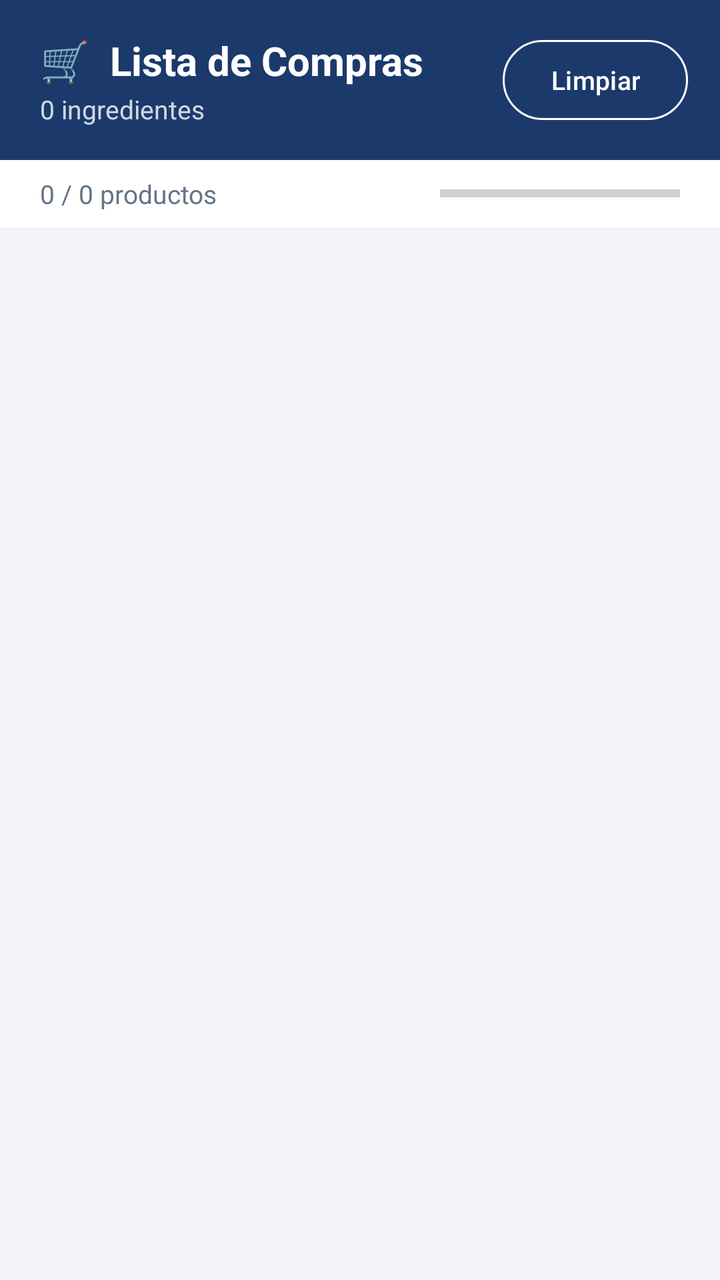
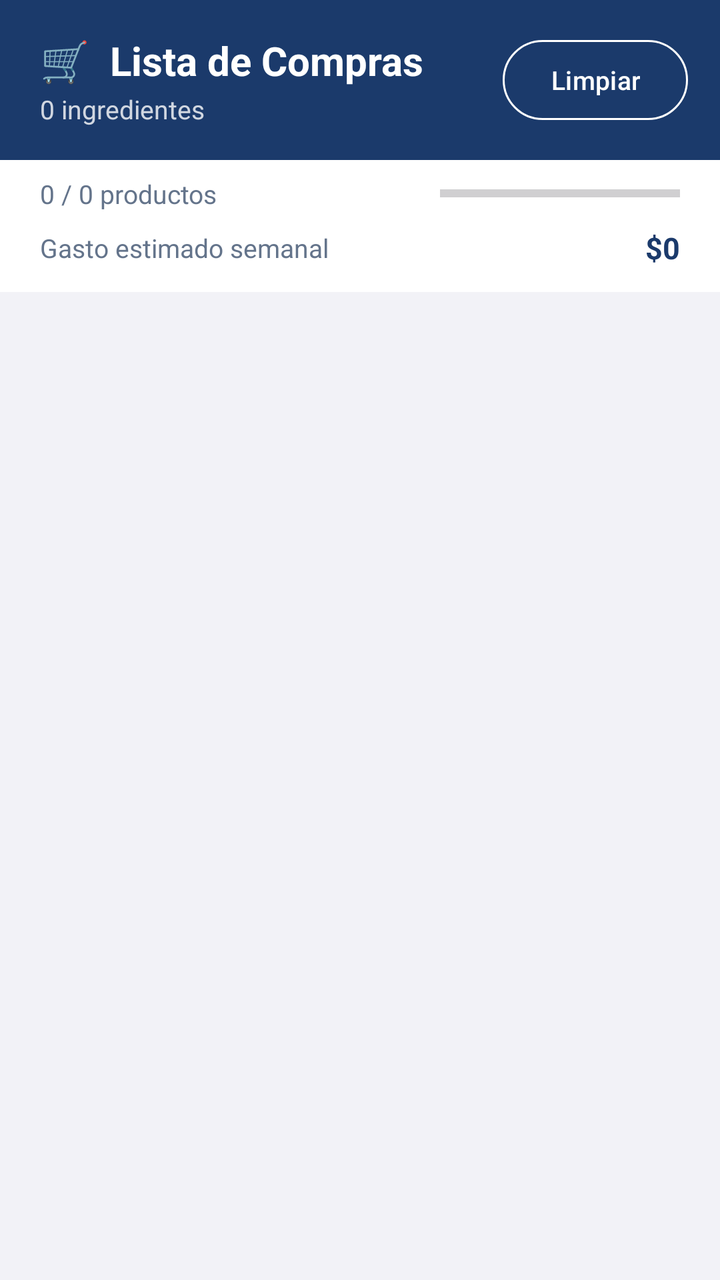

An Android layout rendered at two revisions. The XML below is the earlier revision; the diff shows what the commit changed to produce the second picture.
<!-- AndroidManifest.xml: application theme Theme.GymApp -->
<!-- res/layout/fragment_shopping.xml -->
<?xml version="1.0" encoding="utf-8"?>
<LinearLayout
    xmlns:android="http://schemas.android.com/apk/res/android"
    xmlns:app="http://schemas.android.com/apk/res-auto"
    android:layout_width="match_parent"
    android:layout_height="match_parent"
    android:orientation="vertical"
    android:background="#F2F2F7">

    
    <LinearLayout
        android:layout_width="match_parent"
        android:layout_height="wrap_content"
        android:background="@color/colorPrimary"
        android:orientation="horizontal"
        android:gravity="center_vertical"
        android:paddingStart="20dp"
        android:paddingEnd="16dp"
        android:paddingTop="16dp"
        android:paddingBottom="16dp">

        <LinearLayout
            android:layout_width="0dp"
            android:layout_height="wrap_content"
            android:layout_weight="1"
            android:orientation="vertical">

            <TextView
                android:layout_width="wrap_content"
                android:layout_height="wrap_content"
                android:text="🛒  Lista de Compras"
                android:textColor="#FFFFFF"
                android:textSize="20sp"
                android:textStyle="bold" />

            <TextView
                android:id="@+id/tv_shopping_total"
                android:layout_width="wrap_content"
                android:layout_height="wrap_content"
                android:text="0 ingredientes"
                android:textColor="#FFFFFF"
                android:alpha="0.8"
                android:textSize="13sp"
                android:layout_marginTop="2dp" />
        </LinearLayout>

        <com.google.android.material.button.MaterialButton
            android:id="@+id/btn_reset_shopping"
            android:layout_width="wrap_content"
            android:layout_height="wrap_content"
            android:text="Limpiar"
            android:textSize="13sp"
            style="@style/Widget.Material3.Button.OutlinedButton"
            android:textColor="#FFFFFF"
            app:strokeColor="#FFFFFF" />

    </LinearLayout>

    
    <LinearLayout
        android:layout_width="match_parent"
        android:layout_height="wrap_content"
        android:background="#FFFFFF"
        android:orientation="horizontal"
        android:gravity="center_vertical"
        android:paddingStart="20dp"
        android:paddingEnd="20dp"
        android:paddingTop="8dp"
        android:paddingBottom="8dp">

        <TextView
            android:id="@+id/tv_shopping_progress"
            android:layout_width="0dp"
            android:layout_height="wrap_content"
            android:layout_weight="1"
            android:text="0 / 0 productos"
            android:textSize="13sp"
            android:textColor="#64748B" />

        <ProgressBar
            android:id="@+id/progress_shopping"
            style="?android:attr/progressBarStyleHorizontal"
            android:layout_width="120dp"
            android:layout_height="6dp"
            android:progressTint="@color/colorPrimary"
            android:max="100" />
    </LinearLayout>

    <TextView
        android:id="@+id/tv_shopping_empty"
        android:layout_width="match_parent"
        android:layout_height="wrap_content"
        android:text="Aún no hay lista de compras. Genera tu plan semanal en Meal Prep Domingo (sección Nutrición) para crearla automáticamente."
        android:textSize="14sp"
        android:textColor="#64748B"
        android:gravity="center"
        android:padding="32dp"
        android:visibility="gone" />

    <androidx.recyclerview.widget.RecyclerView
        android:id="@+id/rv_shopping"
        android:layout_width="match_parent"
        android:layout_height="0dp"
        android:layout_weight="1"
        android:clipToPadding="false"
        android:paddingBottom="16dp" />

</LinearLayout>
<!-- resources referenced by this layout -->
<resources>
  <color name="colorPrimary">#1B3A6B</color>
  <style name="Theme.GymApp" parent="Theme.Material3.Light.NoActionBar">
          <item name="colorPrimary">@color/colorPrimary</item>
          <item name="colorPrimaryVariant">@color/colorPrimaryVariant</item>
          <item name="colorOnPrimary">@color/colorOnPrimary</item>
          <item name="colorSecondary">@color/colorSecondary</item>
          <item name="colorOnSecondary">@color/colorOnSecondary</item>
          <item name="colorError">@color/colorError</item>
          <item name="colorOnError">@color/colorOnError</item>
          <item name="colorSurface">@color/colorSurface</item>
          <item name="colorOnSurface">@color/colorOnSurface</item>
          <item name="android:colorBackground">@color/colorBackground</item>
          <item name="colorOnBackground">@color/colorOnBackground</item>
          <item name="android:statusBarColor" tools:targetApi="l">@color/colorPrimaryDark</item>
      </style>
  <color name="colorPrimaryVariant">#0F2549</color>
  <color name="colorOnPrimary">#FFFFFF</color>
  <color name="colorSecondary">#38BDF8</color>
  <color name="colorOnSecondary">#0F2549</color>
  <color name="colorError">#EF4444</color>
  <color name="colorOnError">#FFFFFF</color>
  <color name="colorSurface">#FFFFFF</color>
  <color name="colorOnSurface">#1A1A2E</color>
  <color name="colorBackground">#F0F4FF</color>
  <color name="colorOnBackground">#1A1A2E</color>
  <color name="colorPrimaryDark">#0F2549</color>
</resources>

<!-- the commit's change to res/layout/fragment_shopping.xml (unified diff, before → after) -->
@@ -86,6 +86,34 @@
             android:max="100" />
     </LinearLayout>
 
+    <LinearLayout
+        android:layout_width="match_parent"
+        android:layout_height="wrap_content"
+        android:background="#FFFFFF"
+        android:orientation="horizontal"
+        android:gravity="center_vertical"
+        android:paddingStart="20dp"
+        android:paddingEnd="20dp"
+        android:paddingBottom="12dp">
+
+        <TextView
+            android:layout_width="0dp"
+            android:layout_height="wrap_content"
+            android:layout_weight="1"
+            android:text="Gasto estimado semanal"
+            android:textSize="13sp"
+            android:textColor="#64748B" />
+
+        <TextView
+            android:id="@+id/tv_shopping_total_cost"
+            android:layout_width="wrap_content"
+            android:layout_height="wrap_content"
+            android:text="$0"
+            android:textSize="15sp"
+            android:textStyle="bold"
+            android:textColor="@color/colorPrimary" />
+    </LinearLayout>
+
     <TextView
         android:id="@+id/tv_shopping_empty"
         android:layout_width="match_parent"
